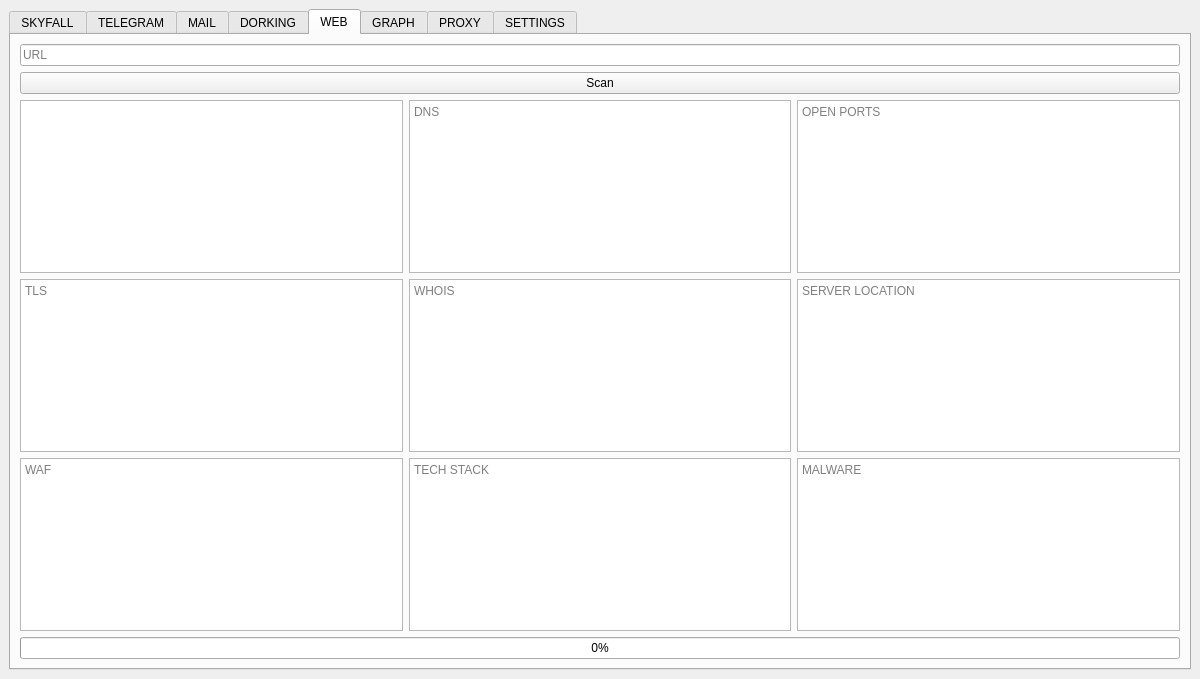
Before: the Qt Designer form resources/form.ui in Nighty3098/SkyFall, drawn with Qt 5.
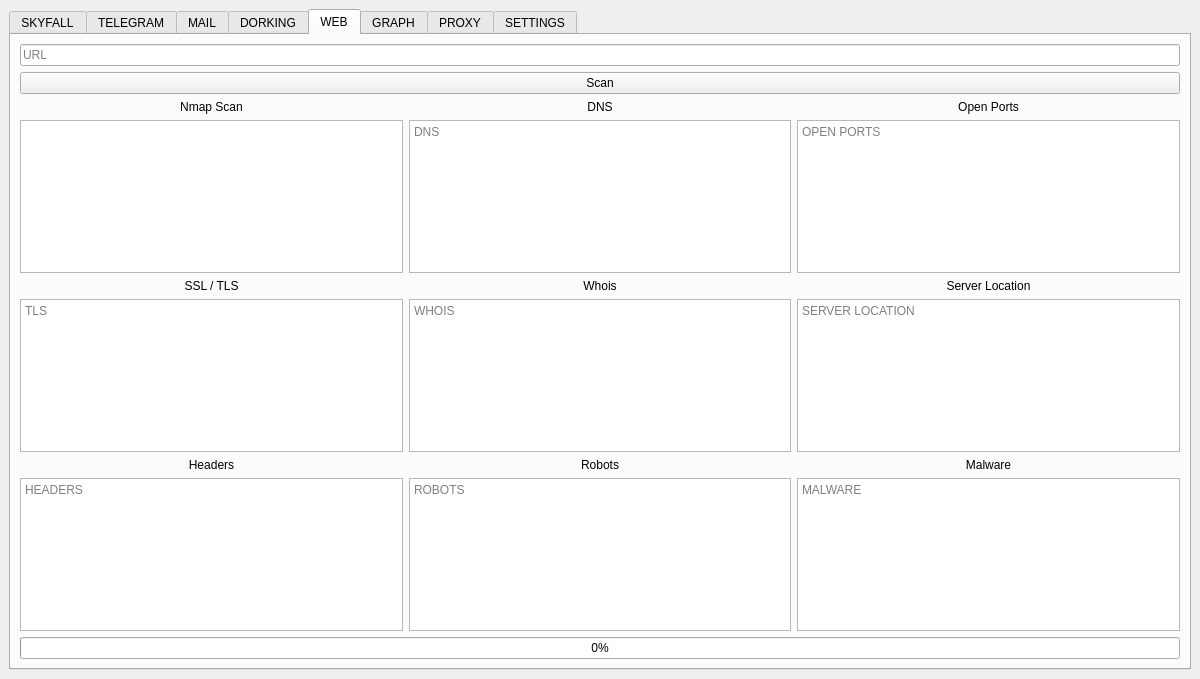
After: the same form once the commit is applied. The open tabs and pages were chosen to show the change.

Commit message: Redesign WEB tab layout with labeled sections and add robots.txt field

The edit to the form file:
```diff
--- a/resources/form.ui
+++ b/resources/form.ui
@@ -18,7 +18,7 @@
     <item>
      <widget class="QTabWidget" name="mainTabsWidget">
       <property name="currentIndex">
-       <number>0</number>
+       <number>3</number>
       </property>
       <widget class="QWidget" name="mainTab">
        <attribute name="title">
@@ -646,56 +646,44 @@
         <string>WEB</string>
        </attribute>
        <layout class="QGridLayout" name="gridLayout_2">
-        <item row="4" column="1">
-         <widget class="QPlainTextEdit" name="serverWafDebug">
-          <property name="placeholderText">
-           <string>WAF</string>
-          </property>
-         </widget>
-        </item>
-        <item row="4" column="2">
-         <widget class="QPlainTextEdit" name="serverTechStackDebug">
-          <property name="placeholderText">
-           <string>TECH STACK</string>
-          </property>
-         </widget>
-        </item>
         <item row="2" column="3">
-         <widget class="QPlainTextEdit" name="serverOpenPortsDebug">
-          <property name="placeholderText">
-           <string>OPEN PORTS</string>
+         <widget class="QLabel" name="label_10">
+          <property name="text">
+           <string>Open Ports</string>
           </property>
-         </widget>
-        </item>
-        <item row="0" column="1" colspan="3">
-         <widget class="QLineEdit" name="serverUrlEdit">
-          <property name="placeholderText">
-           <string>URL</string>
+          <property name="alignment">
+           <set>Qt::AlignmentFlag::AlignCenter</set>
           </property>
          </widget>
         </item>
-        <item row="3" column="1">
-         <widget class="QPlainTextEdit" name="serverTlsDebug">
-          <property name="placeholderText">
-           <string>TLS</string>
+        <item row="4" column="3">
+         <widget class="QLabel" name="label_13">
+          <property name="text">
+           <string>Server Location</string>
           </property>
+          <property name="alignment">
+           <set>Qt::AlignmentFlag::AlignCenter</set>
+          </property>
          </widget>
         </item>
-        <item row="3" column="3">
-         <widget class="QPlainTextEdit" name="serverLocationDebug">
-          <property name="placeholderText">
-           <string>SERVER LOCATION</string>
+        <item row="4" column="2">
+         <widget class="QLabel" name="label_12">
+          <property name="text">
+           <string>Whois</string>
           </property>
+          <property name="alignment">
+           <set>Qt::AlignmentFlag::AlignCenter</set>
+          </property>
          </widget>
         </item>
-        <item row="3" column="2">
+        <item row="5" column="2">
          <widget class="QPlainTextEdit" name="serverWhoisDebug">
           <property name="placeholderText">
            <string>WHOIS</string>
           </property>
          </widget>
         </item>
-        <item row="2" column="1">
+        <item row="3" column="1">
          <widget class="QPlainTextEdit" name="serverNmapDebug">
           <property name="documentTitle">
            <string/>
@@ -708,6 +696,27 @@
           </property>
          </widget>
         </item>
+        <item row="7" column="2">
+         <widget class="QPlainTextEdit" name="serverRobotsDebug">
+          <property name="placeholderText">
+           <string>ROBOTS</string>
+          </property>
+         </widget>
+        </item>
+        <item row="3" column="3">
+         <widget class="QPlainTextEdit" name="serverOpenPortsDebug">
+          <property name="placeholderText">
+           <string>OPEN PORTS</string>
+          </property>
+         </widget>
+        </item>
+        <item row="5" column="3">
+         <widget class="QPlainTextEdit" name="serverLocationDebug">
+          <property name="placeholderText">
+           <string>SERVER LOCATION</string>
+          </property>
+         </widget>
+        </item>
         <item row="1" column="1" colspan="3">
          <widget class="QPushButton" name="runUrlScanButton">
           <property name="text">
@@ -715,27 +724,108 @@
           </property>
          </widget>
         </item>
-        <item row="2" column="2">
+        <item row="3" column="2">
          <widget class="QPlainTextEdit" name="serverDnsAnalyzeDebug">
           <property name="placeholderText">
            <string>DNS</string>
           </property>
          </widget>
         </item>
-        <item row="4" column="3">
-         <widget class="QPlainTextEdit" name="serverMalwareDebug">
+        <item row="2" column="1">
+         <widget class="QLabel" name="label_8">
+          <property name="text">
+           <string>Nmap Scan</string>
+          </property>
+          <property name="alignment">
+           <set>Qt::AlignmentFlag::AlignCenter</set>
+          </property>
+         </widget>
+        </item>
+        <item row="4" column="1">
+         <widget class="QLabel" name="label_11">
+          <property name="text">
+           <string>SSL / TLS</string>
+          </property>
+          <property name="alignment">
+           <set>Qt::AlignmentFlag::AlignCenter</set>
+          </property>
+         </widget>
+        </item>
+        <item row="5" column="1">
+         <widget class="QPlainTextEdit" name="serverTlsDebug">
           <property name="placeholderText">
-           <string>MALWARE</string>
+           <string>TLS</string>
           </property>
          </widget>
         </item>
-        <item row="5" column="1" colspan="3">
+        <item row="8" column="1" colspan="3">
          <widget class="QProgressBar" name="domainProgress">
           <property name="value">
            <number>0</number>
           </property>
          </widget>
         </item>
+        <item row="0" column="1" colspan="3">
+         <widget class="QLineEdit" name="serverUrlEdit">
+          <property name="placeholderText">
+           <string>URL</string>
+          </property>
+         </widget>
+        </item>
+        <item row="2" column="2">
+         <widget class="QLabel" name="label_9">
+          <property name="text">
+           <string>DNS</string>
+          </property>
+          <property name="alignment">
+           <set>Qt::AlignmentFlag::AlignCenter</set>
+          </property>
+         </widget>
+        </item>
+        <item row="7" column="1">
+         <widget class="QPlainTextEdit" name="serverWafDebug">
+          <property name="placeholderText">
+           <string>HEADERS</string>
+          </property>
+         </widget>
+        </item>
+        <item row="7" column="3">
+         <widget class="QPlainTextEdit" name="serverMalwareDebug">
+          <property name="placeholderText">
+           <string>MALWARE</string>
+          </property>
+         </widget>
+        </item>
+        <item row="6" column="1">
+         <widget class="QLabel" name="label_14">
+          <property name="text">
+           <string>Headers</string>
+          </property>
+          <property name="alignment">
+           <set>Qt::AlignmentFlag::AlignCenter</set>
+          </property>
+         </widget>
+        </item>
+        <item row="6" column="2">
+         <widget class="QLabel" name="label_15">
+          <property name="text">
+           <string>Robots</string>
+          </property>
+          <property name="alignment">
+           <set>Qt::AlignmentFlag::AlignCenter</set>
+          </property>
+         </widget>
+        </item>
+        <item row="6" column="3">
+         <widget class="QLabel" name="label_16">
+          <property name="text">
+           <string>Malware</string>
+          </property>
+          <property name="alignment">
+           <set>Qt::AlignmentFlag::AlignCenter</set>
+          </property>
+         </widget>
+        </item>
        </layout>
       </widget>
       <widget class="QWidget" name="graphTab">
```
The commit also changes 1 other file.
